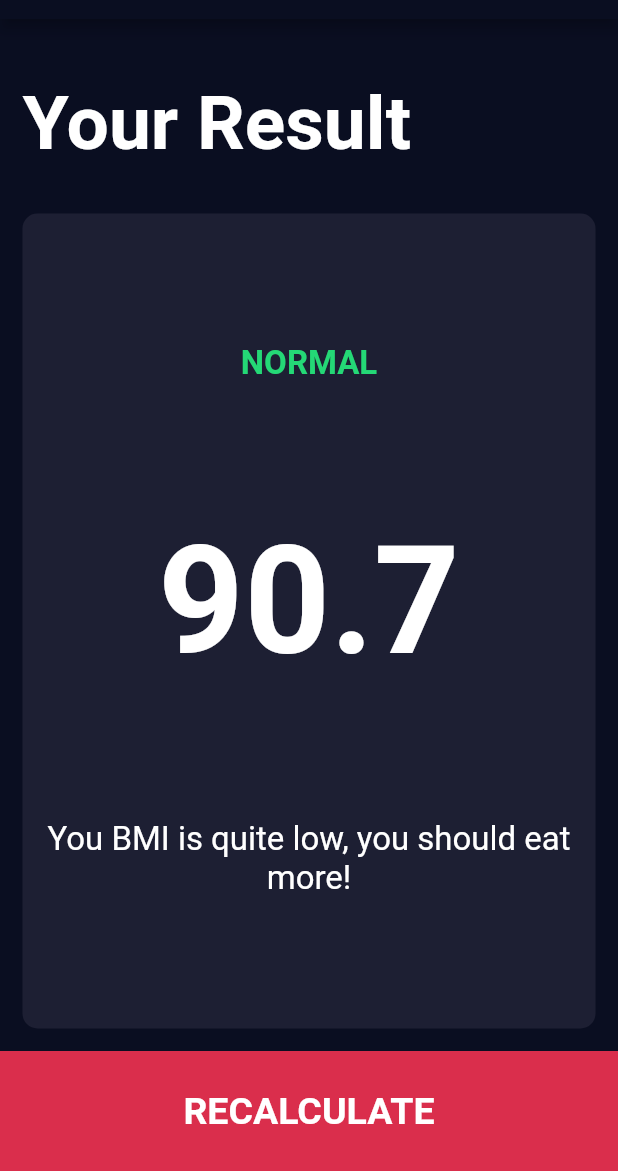
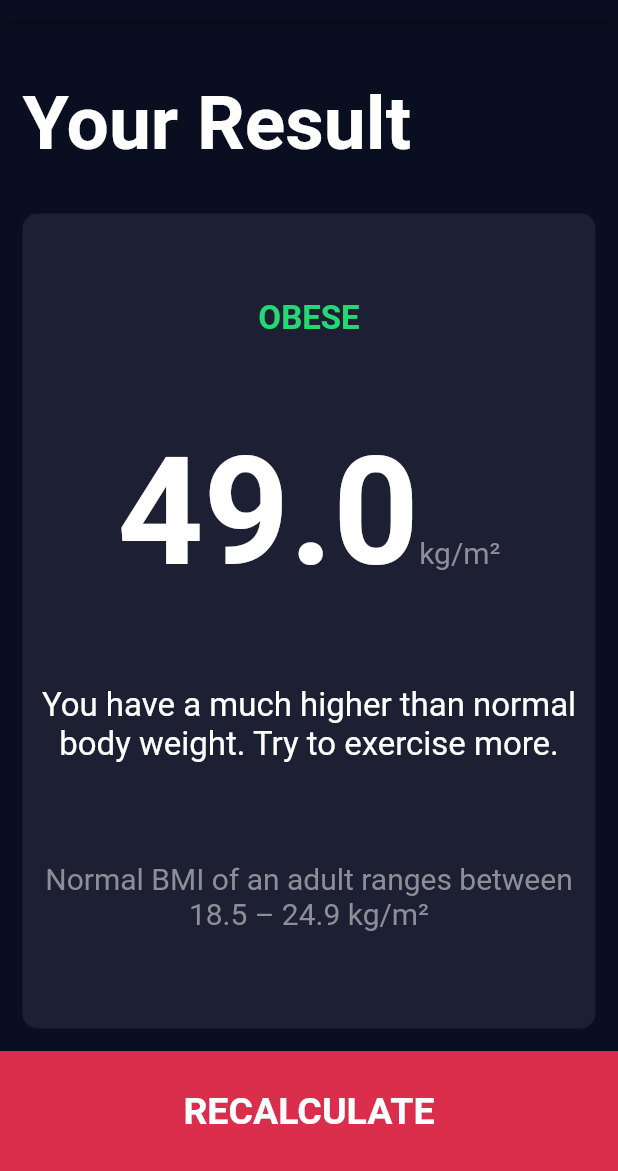
Before and after one commit to geekymeeky/bmi-calculator, a Flutter app: the screen it shows after launch, after a tap on "CALCULATE", on a phone screen of 412 x 824 dp, the part 65-1236 px from its top. Run offline on Flutter 3.47's test engine with Material 2 defaults, Android fonts, the phone set to English and light mode, and no system bars; our stand-ins replace font_awesome_flutter.

Commit message:
implemented the calculator logic

```diff
--- a/lib/screens/input_page.dart
+++ b/lib/screens/input_page.dart
@@ -8,6 +8,7 @@ import '../constants.dart';
 import 'results_page.dart';
 import '../components/round_icon_button.dart';
 import '../components/bottom_button.dart';
+import '../calculator_brain.dart';
 
 enum Gender { male, female }
 
@@ -206,8 +207,19 @@ class _InputPageState extends State<InputPage> {
         ),
         BottomButton(
           onTap: () {
-            Navigator.push(context,
-                MaterialPageRoute(builder: (context) => ResultsPage()));
+            CalculatorBrain calc =
+                CalculatorBrain(height: height, weight: weight);
+
+            Navigator.push(
+              context,
+              MaterialPageRoute(
+                builder: (context) => ResultsPage(
+                  bmiResult: calc.calculateBMI(),
+                  resultText: calc.getResult(),
+                  interpretation: calc.getInterpretation(),
+                ),
+              ),
+            );
           },
           buttonTitle: 'CALCULATE',
         )
--- a/lib/screens/results_page.dart
+++ b/lib/screens/results_page.dart
@@ -6,6 +6,12 @@ import 'package:flutter/widgets.dart';
 import '../constants.dart';
 
 class ResultsPage extends StatelessWidget {
+  ResultsPage({this.bmiResult, this.resultText, this.interpretation});
+
+  final String bmiResult;
+  final String resultText;
+  final String interpretation;
+
   @override
   Widget build(BuildContext context) {
     return Scaffold(
@@ -36,17 +42,33 @@ class ResultsPage extends StatelessWidget {
                 crossAxisAlignment: CrossAxisAlignment.center,
                 children: <Widget>[
                   Text(
-                    'NORMAL',
+                    resultText.toUpperCase(),
                     style: kResultTextStyle,
                   ),
-                  Text(
-                    '90.7',
-                    style: kBMITextStyle,
+                  Row(
+                    mainAxisAlignment: MainAxisAlignment.center,
+                    crossAxisAlignment: CrossAxisAlignment.baseline,
+                    textBaseline: TextBaseline.alphabetic,
+                    children: <Widget>[
+                      Text(
+                        bmiResult,
+                        style: kBMITextStyle,
+                      ),
+                      Text('kg/m²', style: kLabelTextStyle)
+                    ],
                   ),
                   Text(
-                    'You BMI is quite low, you should eat more!',
+                    interpretation,
                     style: kBodyTextStyle,
                     textAlign: TextAlign.center,
+                  ),
+                  Padding(
+                    padding: const EdgeInsets.all(8.0),
+                    child: Text(
+                      'Normal BMI of an adult ranges between 18.5 – 24.9 kg/m²',
+                      style: kLabelTextStyle,
+                      textAlign: TextAlign.center,
+                    ),
                   ),
                 ],
               ),
```
